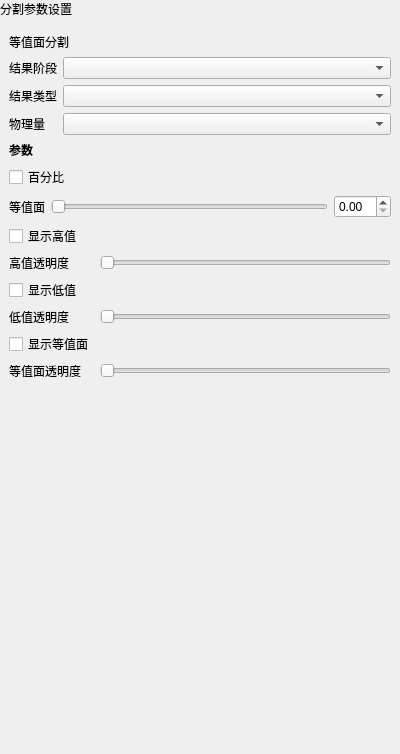
Old version of the form plugins/Base_PostProcessing/IsosurfaceSegmentationWidget.ui in the repository asd977/base_cae.
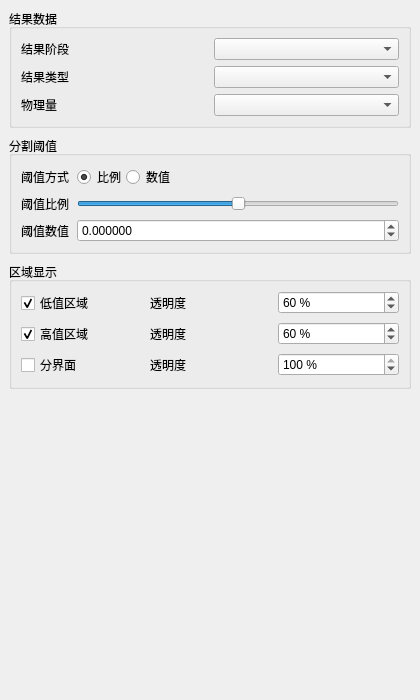
New version of the form.

What changed in the file:
```diff
--- a/plugins/Base_PostProcessing/IsosurfaceSegmentationWidget.ui
+++ b/plugins/Base_PostProcessing/IsosurfaceSegmentationWidget.ui
@@ -2,303 +2,62 @@
 <ui version="4.0">
  <class>IsosurfaceSegmentationWidget</class>
  <widget class="QWidget" name="IsosurfaceSegmentationWidget">
-  <property name="geometry">
-   <rect>
-    <x>0</x>
-    <y>0</y>
-    <width>400</width>
-    <height>754</height>
-   </rect>
-  </property>
-  <property name="windowTitle">
-   <string>等值面分区</string>
-  </property>
+  <property name="geometry"><rect><x>0</x><y>0</y><width>420</width><height>700</height></rect></property>
+  <property name="windowTitle"><string>等值面分割</string></property>
   <layout class="QVBoxLayout" name="verticalLayout">
-   <property name="leftMargin">
-    <number>0</number>
-   </property>
-   <property name="topMargin">
-    <number>0</number>
-   </property>
-   <property name="rightMargin">
-    <number>0</number>
-   </property>
-   <property name="bottomMargin">
-    <number>0</number>
-   </property>
+   <property name="spacing"><number>8</number></property><property name="leftMargin"><number>9</number></property><property name="topMargin"><number>9</number></property><property name="rightMargin"><number>9</number></property><property name="bottomMargin"><number>9</number></property>
    <item>
-    <widget class="QLabel" name="pageHeaderLabel">
-     <property name="visible">
-      <bool>false</bool>
-     </property>
-     <property name="sizePolicy">
-      <sizepolicy hsizetype="Preferred" vsizetype="Fixed">
-       <horstretch>0</horstretch>
-       <verstretch>0</verstretch>
-      </sizepolicy>
-     </property>
-     <property name="text">
-      <string>分割参数设置</string>
-     </property>
+    <widget class="QGroupBox" name="resultDataGroupBox">
+     <property name="title"><string>结果数据</string></property>
+     <layout class="QGridLayout" name="resultDataLayout">
+      <property name="horizontalSpacing"><number>8</number></property><property name="verticalSpacing"><number>6</number></property>
+      <item row="0" column="0"><widget class="QLabel" name="resultStageLabel"><property name="text"><string>结果阶段</string></property></widget></item>
+      <item row="0" column="1"><widget class="QComboBox" name="resultDirComboBox"/></item>
+      <item row="1" column="0"><widget class="QLabel" name="resultTypeLabel"><property name="text"><string>结果类型</string></property></widget></item>
+      <item row="1" column="1"><widget class="QComboBox" name="stepComboBox"/></item>
+      <item row="2" column="0"><widget class="QLabel" name="scalarLabel"><property name="text"><string>物理量</string></property></widget></item>
+      <item row="2" column="1"><widget class="QComboBox" name="scalarComboBox"/></item>
+     </layout>
     </widget>
    </item>
    <item>
-    <layout class="QVBoxLayout" name="contentLayout">
-     <property name="leftMargin">
-      <number>9</number>
-     </property>
-     <property name="topMargin">
-      <number>9</number>
-     </property>
-     <property name="rightMargin">
-      <number>9</number>
-     </property>
-     <property name="bottomMargin">
-      <number>9</number>
-     </property>
-     <property name="spacing">
-      <number>6</number>
-     </property>
-     <item>
-      <widget class="QLabel" name="label">
-       <property name="text">
-        <string>等值面分割</string>
-       </property>
-      </widget>
-     </item>
-     <item>
-      <widget class="QWidget" name="widget_2" native="true">
-       <layout class="QGridLayout" name="gridLayout_3">
-        <item row="0" column="0">
-         <widget class="QLabel" name="resultStageLabel">
-          <property name="text">
-           <string>结果阶段</string>
-          </property>
-         </widget>
-        </item>
-        <item row="0" column="1">
-         <widget class="QComboBox" name="resultDirComboBox"/>
-        </item>
-        <item row="2" column="0">
-         <widget class="QLabel" name="label_6">
-          <property name="sizePolicy">
-           <sizepolicy hsizetype="Fixed" vsizetype="Preferred">
-            <horstretch>0</horstretch>
-            <verstretch>0</verstretch>
-           </sizepolicy>
-          </property>
-          <property name="text">
-           <string>物理量</string>
-          </property>
-         </widget>
-        </item>
-        <item row="1" column="0">
-         <widget class="QLabel" name="label_5">
-          <property name="sizePolicy">
-           <sizepolicy hsizetype="Fixed" vsizetype="Preferred">
-            <horstretch>0</horstretch>
-            <verstretch>0</verstretch>
-           </sizepolicy>
-          </property>
-          <property name="text">
-           <string>结果类型</string>
-          </property>
-         </widget>
-        </item>
-        <item row="1" column="1">
-         <widget class="QComboBox" name="stepComboBox">
-          <property name="minimumSize">
-           <size>
-            <width>10</width>
-            <height>0</height>
-           </size>
-          </property>
-         </widget>
-        </item>
-        <item row="2" column="1">
-         <widget class="QComboBox" name="scalarComboBox">
-          <property name="minimumSize">
-           <size>
-            <width>10</width>
-            <height>0</height>
-           </size>
-          </property>
-         </widget>
-        </item>
-        <property name="leftMargin">
-         <number>0</number>
-        </property>
-        <property name="topMargin">
-         <number>0</number>
-        </property>
-        <property name="rightMargin">
-         <number>0</number>
-        </property>
-        <property name="bottomMargin">
-         <number>0</number>
-        </property>
+    <widget class="QGroupBox" name="thresholdGroupBox">
+     <property name="title"><string>分割阈值</string></property>
+     <layout class="QGridLayout" name="thresholdLayout">
+      <property name="horizontalSpacing"><number>8</number></property><property name="verticalSpacing"><number>6</number></property>
+      <item row="0" column="0"><widget class="QLabel" name="modeLabel"><property name="text"><string>阈值方式</string></property></widget></item>
+      <item row="0" column="1">
+       <layout class="QHBoxLayout" name="modeLayout">
+        <item><widget class="QRadioButton" name="percentModeRadioButton"><property name="text"><string>比例</string></property><property name="checked"><bool>true</bool></property></widget></item>
+        <item><widget class="QRadioButton" name="valueModeRadioButton"><property name="text"><string>数值</string></property></widget></item>
+        <item><spacer name="modeSpacer"><property name="orientation"><enum>Qt::Horizontal</enum></property><property name="sizeHint" stdset="0"><size><width>20</width><height>20</height></size></property></spacer></item>
        </layout>
-      </widget>
-     </item>
-     <item>
-      <widget class="QLabel" name="pushButton_2">
-       <property name="font">
-        <font>
-         <weight>75</weight>
-         <bold>true</bold>
-        </font>
-       </property>
-       <property name="margin">
-        <number>2</number>
-       </property>
-       <property name="text">
-        <string>参数</string>
-       </property>
-      </widget>
-     </item>
-     <item>
-      <widget class="QWidget" name="widget" native="true">
-       <layout class="QGridLayout" name="gridLayout_2">
-        <item row="1" column="0">
-         <widget class="QLabel" name="label_4">
-          <property name="text">
-           <string>等值面</string>
-          </property>
-         </widget>
-        </item>
-        <item row="0" column="0" colspan="3">
-         <widget class="QCheckBox" name="percentCheckBox">
-          <property name="text">
-           <string>百分比</string>
-          </property>
-         </widget>
-        </item>
-        <item row="1" column="2">
-         <widget class="QDoubleSpinBox" name="isoSpin">
-          <property name="minimumSize">
-           <size>
-            <width>10</width>
-            <height>0</height>
-           </size>
-          </property>
-         </widget>
-        </item>
-        <item row="1" column="1">
-         <widget class="QSlider" name="isoSlider">
-          <property name="orientation">
-           <enum>Qt::Horizontal</enum>
-          </property>
-         </widget>
-        </item>
-        <item row="2" column="0" colspan="3">
-         <layout class="QGridLayout" name="gridLayout">
-          <item row="2" column="0">
-           <widget class="QLabel" name="label_3">
-            <property name="text">
-             <string>高值透明度</string>
-            </property>
-           </widget>
-          </item>
-          <item row="5" column="0">
-           <widget class="QCheckBox" name="showInterfaceCheckBox">
-            <property name="text">
-             <string>显示等值面</string>
-            </property>
-           </widget>
-          </item>
-          <item row="4" column="0">
-           <widget class="QLabel" name="label_2">
-            <property name="text">
-             <string>低值透明度</string>
-            </property>
-           </widget>
-          </item>
-          <item row="6" column="0">
-           <widget class="QLabel" name="label_8">
-            <property name="text">
-             <string>等值面透明度</string>
-            </property>
-           </widget>
-          </item>
-          <item row="3" column="0">
-           <widget class="QCheckBox" name="showLowCheckBox">
-            <property name="text">
-             <string>显示低值</string>
-            </property>
-           </widget>
-          </item>
-          <item row="6" column="1">
-           <widget class="QSlider" name="ifaceOpacitySlider">
-            <property name="orientation">
-             <enum>Qt::Horizontal</enum>
-            </property>
-           </widget>
-          </item>
-          <item row="0" column="0">
-           <widget class="QCheckBox" name="showHighCheckBox">
-            <property name="text">
-             <string>显示高值</string>
-            </property>
-           </widget>
-          </item>
-          <item row="4" column="1">
-           <widget class="QSlider" name="lowOpacitySlider">
-            <property name="orientation">
-             <enum>Qt::Horizontal</enum>
-            </property>
-           </widget>
-          </item>
-          <item row="2" column="1">
-           <widget class="QSlider" name="highOpacitySlider">
-            <property name="orientation">
-             <enum>Qt::Horizontal</enum>
-            </property>
-           </widget>
-          </item>
-          <property name="leftMargin">
-           <number>0</number>
-          </property>
-          <property name="topMargin">
-           <number>0</number>
-          </property>
-          <property name="rightMargin">
-           <number>0</number>
-          </property>
-          <property name="bottomMargin">
-           <number>0</number>
-          </property>
-         </layout>
-        </item>
-        <property name="leftMargin">
-         <number>0</number>
-        </property>
-        <property name="topMargin">
-         <number>0</number>
-        </property>
-        <property name="rightMargin">
-         <number>0</number>
-        </property>
-        <property name="bottomMargin">
-         <number>0</number>
-        </property>
-       </layout>
-      </widget>
-     </item>
-     <item>
-      <spacer name="verticalSpacer">
-       <property name="orientation">
-        <enum>Qt::Vertical</enum>
-       </property>
-       <property name="sizeHint" stdset="0">
-        <size>
-         <width>20</width>
-         <height>40</height>
-        </size>
-       </property>
-      </spacer>
-     </item>
-    </layout>
+      </item>
+      <item row="1" column="0"><widget class="QLabel" name="percentLabel"><property name="text"><string>阈值比例</string></property></widget></item>
+      <item row="1" column="1"><widget class="QSlider" name="isoSlider"><property name="minimum"><number>0</number></property><property name="maximum"><number>100</number></property><property name="value"><number>50</number></property><property name="orientation"><enum>Qt::Horizontal</enum></property></widget></item>
+      <item row="2" column="0"><widget class="QLabel" name="valueLabel"><property name="text"><string>阈值数值</string></property></widget></item>
+      <item row="2" column="1"><widget class="QDoubleSpinBox" name="isoSpin"><property name="decimals"><number>6</number></property><property name="minimum"><double>-999999999.000000000000000</double></property><property name="maximum"><double>999999999.000000000000000</double></property><property name="keyboardTracking"><bool>false</bool></property></widget></item>
+     </layout>
+    </widget>
    </item>
+   <item>
+    <widget class="QGroupBox" name="displayGroupBox">
+     <property name="title"><string>区域显示</string></property>
+     <layout class="QGridLayout" name="displayLayout">
+      <property name="horizontalSpacing"><number>8</number></property><property name="verticalSpacing"><number>7</number></property>
+      <item row="0" column="0"><widget class="QCheckBox" name="showLowCheckBox"><property name="text"><string>低值区域</string></property><property name="checked"><bool>true</bool></property></widget></item>
+      <item row="0" column="1"><widget class="QLabel" name="lowOpacityLabel"><property name="text"><string>透明度</string></property></widget></item>
+      <item row="0" column="2"><widget class="QSpinBox" name="lowOpacitySpinBox"><property name="minimum"><number>10</number></property><property name="maximum"><number>100</number></property><property name="value"><number>60</number></property><property name="suffix"><string> %</string></property></widget></item>
+      <item row="1" column="0"><widget class="QCheckBox" name="showHighCheckBox"><property name="text"><string>高值区域</string></property><property name="checked"><bool>true</bool></property></widget></item>
+      <item row="1" column="1"><widget class="QLabel" name="highOpacityLabel"><property name="text"><string>透明度</string></property></widget></item>
+      <item row="1" column="2"><widget class="QSpinBox" name="highOpacitySpinBox"><property name="minimum"><number>10</number></property><property name="maximum"><number>100</number></property><property name="value"><number>60</number></property><property name="suffix"><string> %</string></property></widget></item>
+      <item row="2" column="0"><widget class="QCheckBox" name="showInterfaceCheckBox"><property name="text"><string>分界面</string></property></widget></item>
+      <item row="2" column="1"><widget class="QLabel" name="interfaceOpacityLabel"><property name="text"><string>透明度</string></property></widget></item>
+      <item row="2" column="2"><widget class="QSpinBox" name="interfaceOpacitySpinBox"><property name="minimum"><number>10</number></property><property name="maximum"><number>100</number></property><property name="value"><number>100</number></property><property name="suffix"><string> %</string></property></widget></item>
+     </layout>
+    </widget>
+   </item>
+   <item><spacer name="verticalSpacer"><property name="orientation"><enum>Qt::Vertical</enum></property><property name="sizeHint" stdset="0"><size><width>20</width><height>40</height></size></property></spacer></item>
   </layout>
  </widget>
  <resources />
```
Left out of the diff: 6 changed lines with no effect on the pictures.
